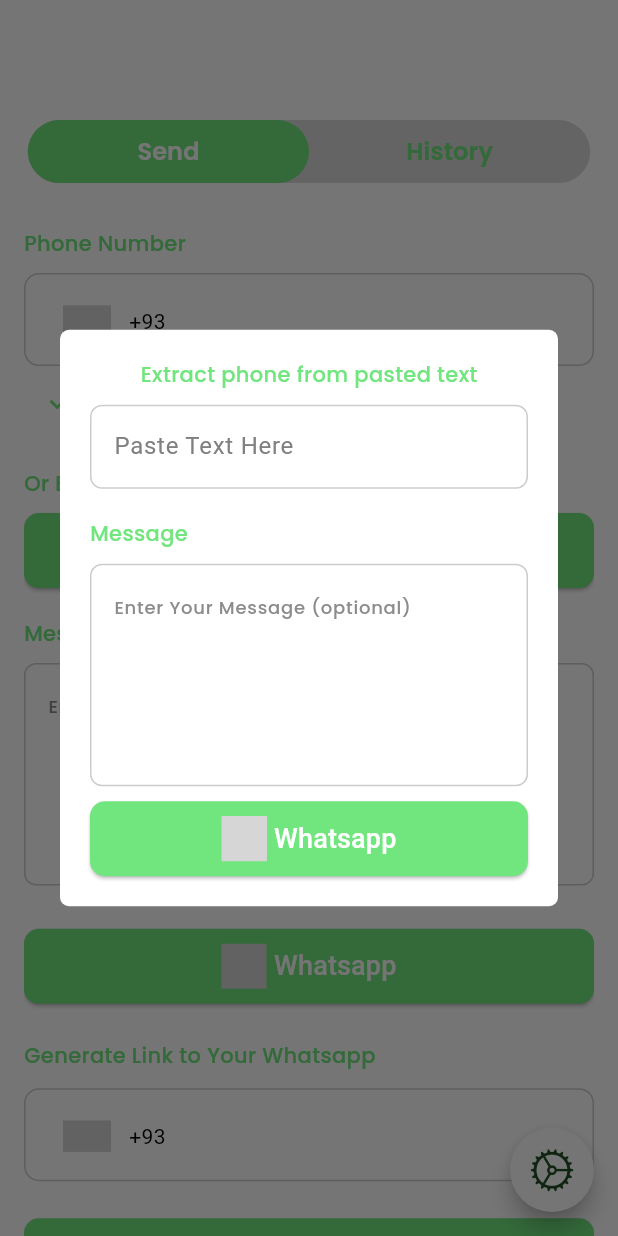
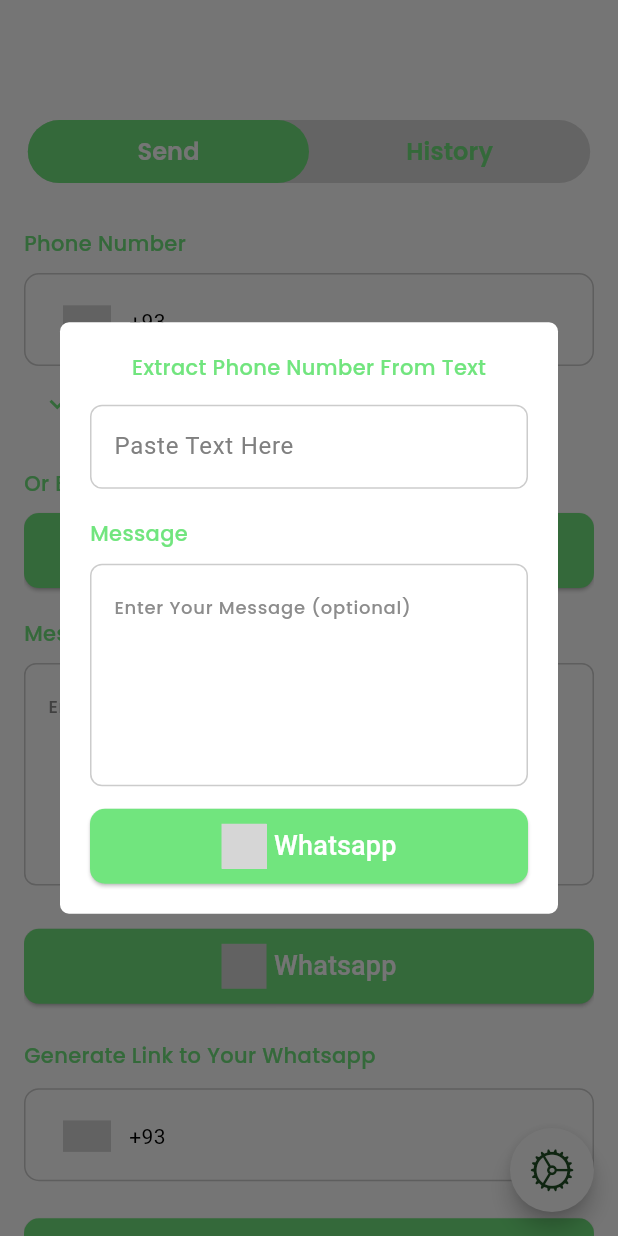
Before and after one commit to monzir3bdo/whatsapp_direct_message, a Flutter app: the screen it shows after launch, after a tap on "Paste", on a phone screen of 412 x 824 dp. Run offline on Flutter 3.47's test engine with Material 3 defaults, Android fonts, the phone set to English and light mode, and no system bars; drawn by our look-alikes of intl_phone_number_input; our stand-ins replace bloc, flutter_bloc, flutter_svg, freezed_annotation, gap, hive and 2 more; accounts and stored records are empty; grey boxes are pictures that could not be loaded.

Commit message:
Refactoring Copy Widget

```diff
--- a/lang/ar.json
+++ b/lang/ar.json
@@ -30,6 +30,7 @@
     "no_phone_number_found_in_the_copied_text": "لم يتم العثور على رقم هاتف في النص المنسوخ",
     "paste": "الصق",
     "paste_text_here": "الصق النص هنا",
-    "link_generated_successfully": "تم إنشاء الرابط بنجاح"
+    "link_generated_successfully": "تم إنشاء الرابط بنجاح",
+    "extract_phone_number_from_text": "قم بنسخ النص واحصل على رقم الهاتف"
 
 }
--- a/lang/en.json
+++ b/lang/en.json
@@ -30,5 +30,6 @@
     "no_phone_number_found_in_the_copied_text": "No phone number found in the copied text",
     "paste": "Paste",
     "paste_text_here": "Paste Text Here",
-    "link_generated_successfully": "Link generated successfully"
+    "link_generated_successfully": "Link generated successfully",
+    "extract_phone_number_from_text": "Extract Phone Number From Text"
 }
--- a/lib/core/localization/lang_keys.dart
+++ b/lib/core/localization/lang_keys.dart
@@ -32,8 +32,11 @@
   static const String pasteTheTextHere = 'paste_the_text_here';
   static const String copyYourLink = 'copy_your_link';
   static const String noName = 'no_name';
-  static const String noPhoneNumberFoundInTheCopiedText = 'no_phone_number_found_in_the_copied_text';
+  static const String noPhoneNumberFoundInTheCopiedText =
+      'no_phone_number_found_in_the_copied_text';
   static const String paste = 'paste';
   static const String pasteTextHere = 'paste_text_here';
   static const String linkGeneratedSuccessfully = 'link_generated_successfully';
+  static const String extractPhoneNumberFromText =
+      'extract_phone_number_from_text';
 }
--- a/lib/widgets/home/paste_dialog.dart
+++ b/lib/widgets/home/paste_dialog.dart
@@ -1,7 +1,8 @@
 import 'package:flutter/material.dart';
 import 'package:flutter_bloc/flutter_bloc.dart';
+import 'package:gap/gap.dart';
 import 'package:whatsapp_direct_message/core/extensions/build_context_extension.dart';
-import 'package:whatsapp_direct_message/core/extensions/string_extension.dart';
+import 'package:whatsapp_direct_message/core/localization/lang_keys.dart';
 import 'package:whatsapp_direct_message/widgets/home/phone_number_widget.dart';
 import 'package:whatsapp_direct_message/widgets/home/send_copied.dart';
 
@@ -35,15 +36,12 @@
                       mainAxisSize: MainAxisSize.min,
                       children: [
                         PhoneTitle(
-                          title: "Extract phone from pasted text".hardCoded,
+                          title: context
+                              .translate(LangKeys.extractPhoneNumberFromText),
                         ),
-                        const SizedBox(
-                          height: 10,
-                        ),
+                        const Gap(15),
                         const PasteTextField(),
-                        const SizedBox(
-                          height: 10,
-                        ),
+                        const Gap(10),
                         context.read<SendMessageCubit>().phoneNumbers.isNotEmpty
                             ? Column(
                                 children: context
@@ -62,13 +60,9 @@
                                 }).toList(),
                               )
                             : const SizedBox(),
-                        const SizedBox(
-                          height: 10,
-                        ),
+                        const Gap(10),
                         const CopiedMessageWidgets(),
-                        const SizedBox(
-                          height: 10,
-                        ),
+                        const Gap(15),
                         const SendPastedWidgets(),
                       ],
                     ),
```
